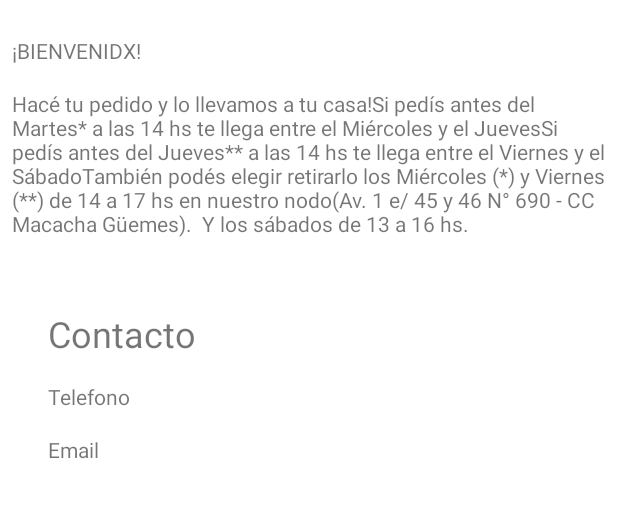
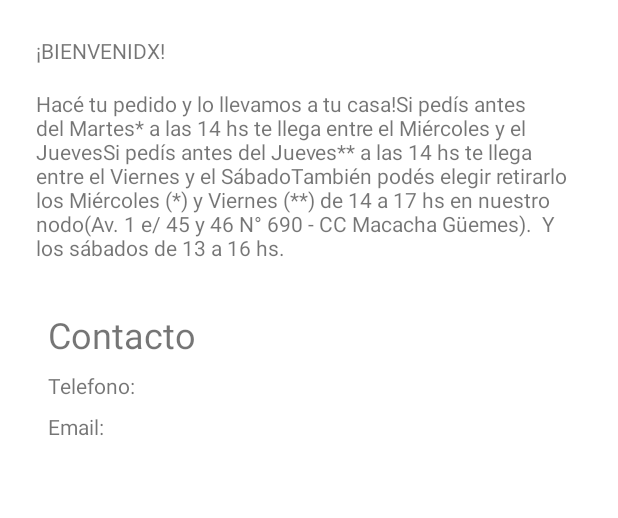
Before and after one commit to Pastorsin/el-paseo-app, an Android app: the layout fragment_static_news.xml on its own in the app's theme, with its tools: preview values and no code run, on a phone screen of 412 x 824 dp, the part 283-801 px from its top. Run offline under Robolectric (Android 15) with nearby library versions, the phone set to English and light mode, and no system bars; Roboto replaces fonts that are not available here.

Commit message:
Merge con cambios stashed.

```diff
--- a/app/src/main/java/laboratorio/app/adapters/PagerAdapter.java
+++ b/app/src/main/java/laboratorio/app/adapters/PagerAdapter.java
@@ -4,6 +4,7 @@ import androidx.annotation.NonNull;
 import androidx.fragment.app.Fragment;
 import androidx.viewpager2.adapter.FragmentStateAdapter;
 
+import laboratorio.app.fragments.NewsletterFragment;
 import laboratorio.app.fragments.StaticAboutFragment;
 import laboratorio.app.fragments.StaticNewsFragment;
 import laboratorio.app.fragments.StaticProducersFragment;
@@ -23,7 +24,7 @@ public class PagerAdapter extends FragmentStateAdapter {
             case 1:
                 return new StaticProducersFragment();
             case 2:
-                return new StaticAboutFragment();
+                return new NewsletterFragment();
             default:
                 return null;
         }
--- a/app/src/main/java/laboratorio/app/controllers/APIService.java
+++ b/app/src/main/java/laboratorio/app/controllers/APIService.java
@@ -46,4 +46,6 @@ public interface APIService {
     @POST("/api/email/recovery/confirm")
     Call<RecoveryPasswordResponse> postConfirmRecoveryPassword(@Body RecoveryPassword recoveryPassword);
 
+    @POST("api/newsletter/")
+    Call<String> suscribeNewsletter(@Header("String") String token, @Body String email);
 }
--- a/app/src/main/java/laboratorio/app/fragments/StaticAboutFragment.java
+++ b/app/src/main/java/laboratorio/app/fragments/StaticAboutFragment.java
@@ -29,6 +29,6 @@ public class StaticAboutFragment extends Fragment {
     public View onCreateView(LayoutInflater inflater, ViewGroup container,
                              Bundle savedInstanceState) {
         // Inflate the layout for this fragment
-        return inflater.inflate(R.layout.fragment_static_about, container, false);
+        return inflater.inflate(R.layout.fragment_newsletter, container, false);
     }
 }
--- a/app/src/main/res/layout/activity_main.xml
+++ b/app/src/main/res/layout/activity_main.xml
@@ -46,6 +46,7 @@
             android:background="#540B0E"
             app:itemIconTint="@color/bnv_tab_item_foreground"
             app:itemTextColor="@color/bnv_tab_item_foreground"
+            app:labelVisibilityMode="labeled"
             app:layout_constraintBottom_toBottomOf="parent"
             app:layout_constraintEnd_toEndOf="parent"
             app:layout_constraintStart_toStartOf="parent"
--- a/app/src/main/res/layout/fragment_static_news.xml
+++ b/app/src/main/res/layout/fragment_static_news.xml
@@ -24,9 +24,9 @@
         android:id="@+id/textView3"
         android:layout_width="match_parent"
         android:layout_height="wrap_content"
-        android:layout_marginStart="8dp"
+        android:layout_marginStart="24dp"
         android:layout_marginTop="24dp"
-        android:layout_marginEnd="8dp"
+        android:layout_marginEnd="24dp"
         android:text="¡BIENVENIDX!"
         app:layout_constraintBottom_toTopOf="@+id/textView5"
         app:layout_constraintEnd_toEndOf="parent"
@@ -38,12 +38,10 @@
         android:id="@+id/textView5"
         android:layout_width="match_parent"
         android:layout_height="wrap_content"
-        android:layout_marginStart="8dp"
+        android:layout_marginStart="24dp"
         android:layout_marginTop="16dp"
-        android:layout_marginEnd="8dp"
-        android:layout_marginBottom="47dp"
+        android:layout_marginEnd="24dp"
         android:text="Hacé tu pedido y lo llevamos a tu casa!Si pedís antes del Martes* a las 14 hs te llega entre el Miércoles y el JuevesSi pedís antes del Jueves** a las 14 hs te llega entre el Viernes y el SábadoTambién podés elegir retirarlo los Miércoles (*) y Viernes (**) de 14 a 17 hs en nuestro nodo(Av. 1 e/ 45 y 46 N° 690 - CC Macacha Güemes).  Y los sábados de 13 a 16 hs."
-        app:layout_constraintBottom_toTopOf="@+id/textView6"
         app:layout_constraintEnd_toEndOf="parent"
         app:layout_constraintStart_toStartOf="parent"
         app:layout_constraintTop_toBottomOf="@+id/textView3" />
@@ -52,24 +50,25 @@
         android:id="@+id/textView6"
         android:layout_width="wrap_content"
         android:layout_height="wrap_content"
+        android:layout_marginTop="32dp"
         android:text="Contacto"
         android:textSize="24sp"
         app:layout_constraintBottom_toTopOf="@+id/textView7"
         app:layout_constraintEnd_toEndOf="parent"
         app:layout_constraintHorizontal_bias="0.102"
         app:layout_constraintStart_toStartOf="parent"
-        app:layout_constraintTop_toBottomOf="@+id/textView5" />
+        app:layout_constraintTop_toBottomOf="@id/textView5" />
 
     <TextView
         android:id="@+id/textView7"
         android:layout_width="wrap_content"
         android:layout_height="wrap_content"
-        android:layout_marginTop="16dp"
-        android:layout_marginBottom="16dp"
-        android:text="Telefono"
+        android:layout_marginTop="8dp"
+        android:layout_marginBottom="8dp"
+        android:text="Telefono:"
         app:layout_constraintBottom_toTopOf="@+id/textView8"
         app:layout_constraintEnd_toEndOf="parent"
-        app:layout_constraintHorizontal_bias="0.089"
+        app:layout_constraintHorizontal_bias="0.09"
         app:layout_constraintStart_toStartOf="parent"
         app:layout_constraintTop_toBottomOf="@+id/textView6" />
 
@@ -77,8 +76,8 @@
         android:id="@+id/textView8"
         android:layout_width="wrap_content"
         android:layout_height="wrap_content"
-        android:layout_marginTop="16dp"
-        android:text="Email"
+        android:layout_marginTop="8dp"
+        android:text="Email:"
         app:layout_constraintEnd_toEndOf="parent"
         app:layout_constraintHorizontal_bias="0.085"
         app:layout_constraintStart_toStartOf="parent"
```
Also changed, not shown: app/src/main/res/layout/fragment_static_about.xml (+2 -15 lines), app/src/main/res/layout/fragment_static_producer_detail.xml (+0 -7 lines).
